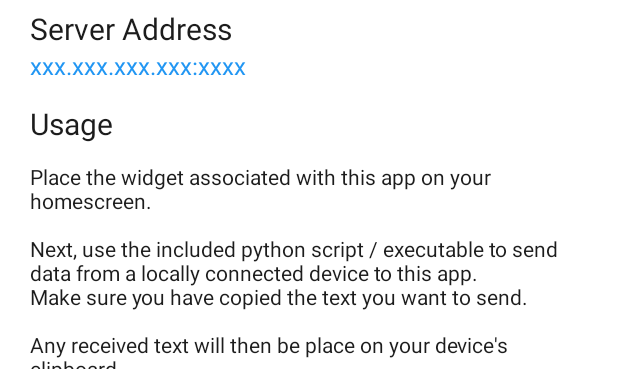
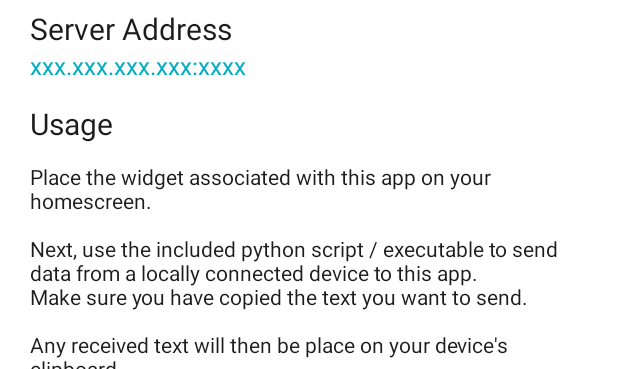
Before and after one commit to LeHuman/WifiClipboard, an Android app: the layout activity_main.xml on its own in the app's theme, with its tools: preview values and no code run, on a phone screen of 412 x 824 dp, the part 98-467 px from its top. Run offline under Robolectric (Android 15) with nearby library versions, the phone set to English and light mode, and no system bars.

Commit message:
name cino

```diff
--- a/app/src/main/res/layout/activity_main.xml
+++ b/app/src/main/res/layout/activity_main.xml
@@ -31,6 +31,7 @@
             app:layout_constraintTop_toTopOf="parent" />
 
         <ImageView
+            android:id="@+id/topIcon"
             android:layout_width="40dp"
             android:layout_height="0dp"
             android:layout_marginStart="8dp"
@@ -60,7 +61,7 @@
         android:layout_width="wrap_content"
         android:layout_height="wrap_content"
         android:text="@string/placeholder_ip"
-        android:textColor="?attr/colorSecondary"
+        android:textColor="?attr/colorSecondaryVariant"
         android:textSize="16sp"
         tools:ignore="TextContrastCheck" />
 
```
